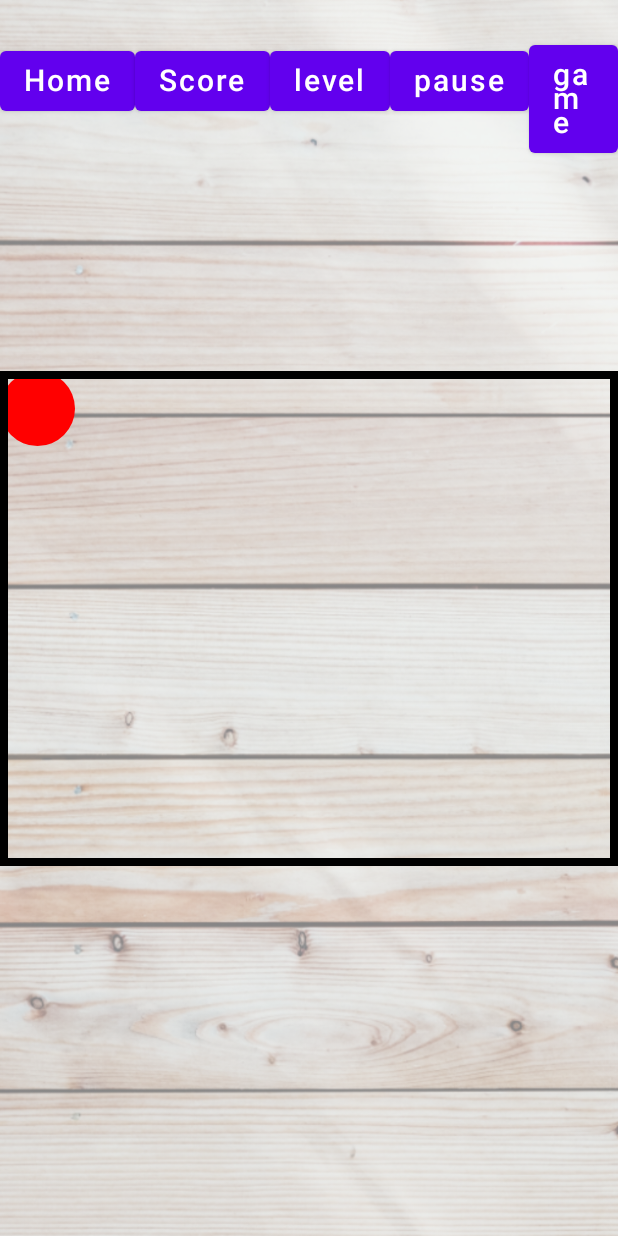
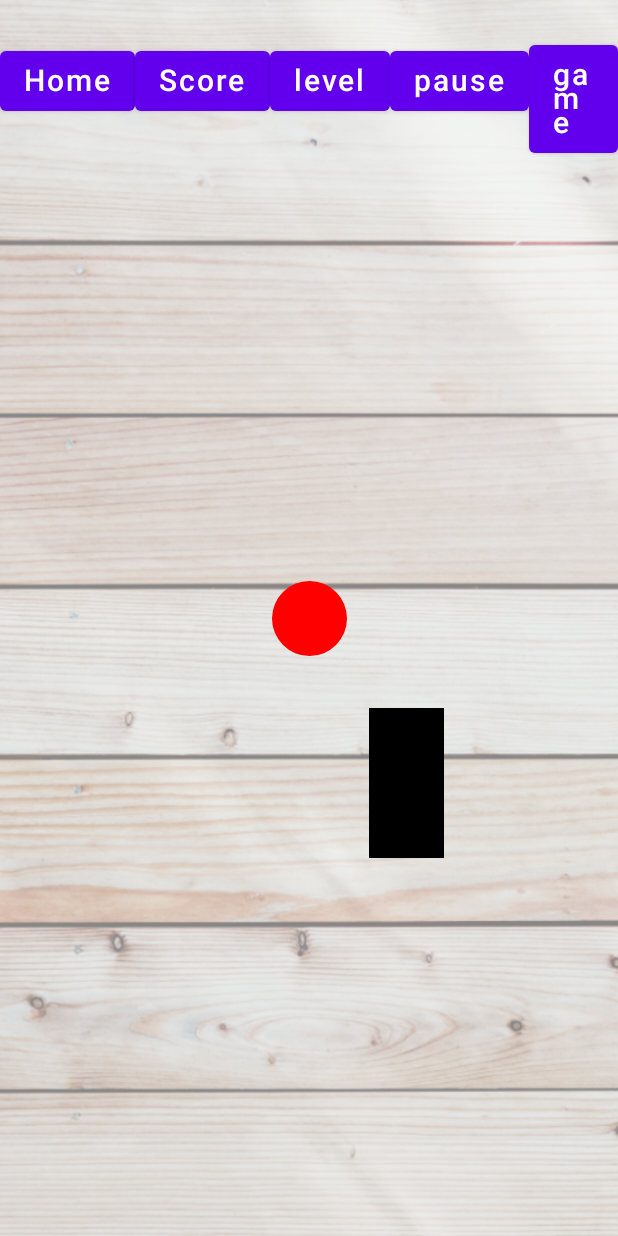
Before and after one commit to FabingoTH/MoCo_SoSe_2023, an Android app built with Jetpack Compose: the BallScreen screen opened through its navigation route, on a phone screen of 412 x 824 dp. Run offline under Robolectric (Android 15) with nearby library versions, the phone set to English and light mode, and no system bars; our stand-ins replace livedata-compose; Roboto replaces fonts that are not available here.

Commit message:
Ball Rollt Wieder
App benutzt jetzt anderen Sensor statt Accelerometer. Funktioniert! Meistens. Out of Bounds funktioniert, und Ball kann sogar an den Wänden langsliden. Nächster Schritt: Wände und Kollisionen mit Wänden.

```diff
--- a/app/src/main/java/com/example/marboles/mvvm/Model.kt
+++ b/app/src/main/java/com/example/marboles/mvvm/Model.kt
@@ -1,86 +1,73 @@
 package com.example.marboles.mvvm
 
+import android.content.res.Resources
 import android.hardware.Sensor
 import android.hardware.SensorEvent
 import android.hardware.SensorEventListener
 import android.hardware.SensorManager
-import androidx.compose.foundation.BorderStroke
-import androidx.compose.foundation.background
-import androidx.compose.foundation.border
-import androidx.compose.foundation.layout.Box
-import androidx.compose.foundation.layout.fillMaxSize
-import androidx.compose.foundation.layout.offset
-import androidx.compose.foundation.layout.size
-import androidx.compose.foundation.shape.CircleShape
-import androidx.compose.runtime.Composable
-import androidx.compose.runtime.getValue
-import androidx.compose.runtime.livedata.observeAsState
-import androidx.compose.ui.Alignment
-import androidx.compose.ui.Modifier
-import androidx.compose.ui.draw.clip
 import androidx.compose.ui.geometry.Offset
-import androidx.compose.ui.graphics.Color
-import androidx.compose.ui.modifier.modifierLocalConsumer
-import androidx.compose.ui.platform.LocalDensity
-import androidx.compose.ui.unit.Dp
 import androidx.compose.ui.unit.dp
 import androidx.lifecycle.LiveData
 import androidx.lifecycle.MutableLiveData
-import androidx.navigation.NavController
+import kotlinx.coroutines.delay
 
-// Provisorische Größen
-val playingFieldWidth = 710.dp
-val playingFieldHeight = 330.dp
+// GAME VIEW
+class SensorHandler (private val sensorManager : SensorManager) : SensorEventListener {
+    private val accelerometerSensor: Sensor? = sensorManager.getDefaultSensor(Sensor.TYPE_ROTATION_VECTOR)
 
-// GAMESCREEN
+    private val screenWidth = Resources.getSystem().displayMetrics.widthPixels // xMax
+    private val screenHeight = Resources.getSystem().displayMetrics.heightPixels // yMax
 
-@Composable
-fun BallScreen(navController: NavController, viewModel : SensorViewModel) {
-    val ballCoordinates by viewModel.ballCoordinates.observeAsState(Offset.Zero)
+    var xTilt = 0f
+    var yTilt = 0f
 
-    // Konvertiere playingFieldHeight und Width zu Float um diese unten zu vergleichen
-    val widthToFloat = with(LocalDensity.current) { playingFieldWidth.toPx() }
-    val heightToFloat = with(LocalDensity.current) { playingFieldHeight.toPx() }
+    // Defaultposition, kann auch noch geändert werden
+    var coordinates = Offset(80f, 30f)
 
-    // Maximum Ball X und Y
-    val maxBallX = ballCoordinates.x.coerceIn(0f, widthToFloat)
-    val maxBallY = ballCoordinates.y.coerceIn(0f, heightToFloat)
+    init {
+        accelerometerSensor?.let {
+            sensorManager.registerListener(this, it, SensorManager.SENSOR_DELAY_GAME)
+        }
+        Resources.getSystem().displayMetrics.density
+    }
 
-    // Playing Field
-    Box(contentAlignment = Alignment.Center,
-        modifier = Modifier
-            .fillMaxSize()
-            .background(Color.Transparent))
-    {
-        Box(modifier = Modifier
-            .size(width = playingFieldWidth, height = playingFieldHeight)
-            .border(BorderStroke(5.dp, Color.Black))
-            .background(Color.Transparent)
-        ) {
-            Ball(Modifier, ballCoordinates)
+    private val _accelerometerData = MutableLiveData<Offset>()
+    val accelerometerData: LiveData<Offset> = _accelerometerData // Read-only
+
+    override fun onSensorChanged(event: SensorEvent?) {
+        if (event != null) {
+            // Werte aus dem Sensor
+            xTilt = -event.values[1]
+            yTilt = -event.values[0]
+            updateCoordinates()
         }
     }
+
+    private fun updateCoordinates() {
+        // Werte aus dem Sensor werden auf die alten Koordinaten addiert
+        var newX = coordinates.x
+        var newY = coordinates.y
+
+        val ballSpeed = 10
+        newX += xTilt * ballSpeed
+        newY += yTilt * ballSpeed
+
+        // Checks, ob der Ball noch im Feld ist
+        // Magische Nummern, Bound Check funktioniert aus irgendeinem Grund nur mit diesen Werten
+        if(newX < -345f){ newX = -345f }
+        if(newX > 345f){ newX = 345f }
+
+        if(newY < -155f){ newY = -155f }
+        if(newY > 155f){ newY = 155f }
+
+        coordinates = Offset(newX, newY)
+        _accelerometerData.value = coordinates
+    }
+
+    // Brauchen wir in diesem Fall nicht
+    override fun onAccuracyChanged(p0: Sensor?, p1: Int) { }
+
+    fun unregisterListener() {
+        sensorManager.unregisterListener(this)
+    }
 }
-
-// BALL
-@Composable
-fun Ball(modifier: Modifier = Modifier, coordinates : Offset) {
-    Box(
-        modifier = modifier
-            .offset(coordinates.x.dp, coordinates.y.dp)
-            .size(50.dp)
-            .clip(CircleShape)
-            .background(Color.Red)
-    )
-}
-
-// WAND
-@Composable
-fun Wall(modifier : Modifier = Modifier, x : Dp, y : Dp, size : Dp) {
-    Box(
-        modifier = modifier
-            .offset(x, y)
-            .size(size)
-            .background(Color.Black)
-    )
-}
--- a/app/src/main/java/com/example/marboles/mvvm/View.kt
+++ b/app/src/main/java/com/example/marboles/mvvm/View.kt
@@ -4,40 +4,66 @@ import android.hardware.Sensor
 import android.hardware.SensorEvent
 import android.hardware.SensorEventListener
 import android.hardware.SensorManager
+import androidx.compose.foundation.BorderStroke
+import androidx.compose.foundation.Canvas
+import androidx.compose.foundation.background
+import androidx.compose.foundation.border
+import androidx.compose.foundation.layout.*
+import androidx.compose.foundation.shape.CircleShape
+import androidx.compose.runtime.Composable
+import androidx.compose.runtime.getValue
+import androidx.compose.runtime.livedata.observeAsState
+import androidx.compose.ui.Alignment
+import androidx.compose.ui.Modifier
+import androidx.compose.ui.draw.clip
 import androidx.compose.ui.geometry.Offset
+import androidx.compose.ui.geometry.Size
+import androidx.compose.ui.graphics.Color
+import androidx.compose.ui.graphics.Outline
+import androidx.compose.ui.platform.LocalDensity
+import androidx.compose.ui.tooling.preview.Preview
+import androidx.compose.ui.unit.Dp
+import androidx.compose.ui.unit.dp
 import androidx.lifecycle.LiveData
 import androidx.lifecycle.MutableLiveData
+import androidx.navigation.NavController
 
-// GAME VIEW
+// GAMESCREEN
+@Composable
+fun BallScreen(navController: NavController, viewModel : SensorViewModel) {
+    val ballCoordinates by viewModel.ballCoordinates.observeAsState(Offset.Zero)
 
-class Sensor (private val sensorManager : SensorManager) : SensorEventListener {
-    private val accelerometerSensor: Sensor? = sensorManager.getDefaultSensor(Sensor.TYPE_ACCELEROMETER)
-    // private var coordinates = Offset(playingFieldWidth / 2, playingFieldHeight / 2)
-    // Default- bzw. Startposition
-
-    // Warum Init? Blicke nicht so ganz durch aber scheint zu funktionieren.
-    init {
-        accelerometerSensor?.let {
-            sensorManager.registerListener(this, it, SensorManager.SENSOR_DELAY_GAME)
-        }
-    }
-
-    private val _accelerometerData = MutableLiveData<Offset>()
-    val accelerometerData: LiveData<Offset> = _accelerometerData // Read-only
-
-    override fun onSensorChanged(event: SensorEvent?) {
-        if (event != null) {
-            val x = event.values[1] * 2 // * 2 wegen Geschwindigkeit, scheint mit Offset schneller?
-            val y = event.values[0] * 2
-            coordinates += Offset(x, y)
-            _accelerometerData.value = coordinates
-        }
-    }
-
-    // Brauchen wir in diesem Fall nicht
-    override fun onAccuracyChanged(p0: Sensor?, p1: Int) { }
-
-    fun unregisterListener() {
-        sensorManager.unregisterListener(this)
+    // Playing Field = Screen Size
+    Box(contentAlignment = Alignment.Center,
+        modifier = Modifier
+            .fillMaxSize()
+            .background(Color.Transparent))
+    {
+        Ball(Modifier, ballCoordinates)
+        Wall()
     }
 }
+
+// BALL
+@Composable
+fun Ball(modifier: Modifier = Modifier, coordinates : Offset) {
+    Box(
+        modifier = modifier
+            .offset(coordinates.x.dp, coordinates.y.dp)
+            .size(50.dp)
+            .clip(CircleShape)
+            .background(Color.Red)
+    )
+}
+
+// WAND
+@Composable
+fun Wall() {
+    Canvas( modifier = Modifier ) {
+        drawRect(
+            color = Color.Black,
+            size = Size(width = 50.dp.toPx(), height = 100.dp.toPx()),
+            topLeft = Offset(x = 40.dp.toPx(), y = 60.dp.toPx())
+        )
+    }
+}
--- a/app/src/main/java/com/example/marboles/mvvm/ViewModel.kt
+++ b/app/src/main/java/com/example/marboles/mvvm/ViewModel.kt
@@ -10,7 +10,7 @@ import androidx.lifecycle.ViewModel
 
 class SensorViewModel(context : Context) : ViewModel() {
     private val sensorManager = context.getSystemService(Context.SENSOR_SERVICE) as SensorManager
-    private val sensorModel = Sensor(sensorManager)
+    private val sensorModel = SensorHandler(sensorManager)
 
     val ballCoordinates : LiveData<Offset> = sensorModel.accelerometerData
 }
```
